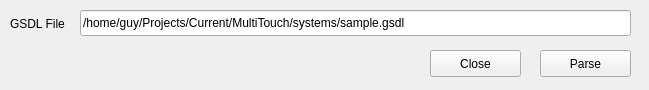
First picture: the form in src/gsdl/ParserWindow.ui, repository guyvdb/Multi-Touch, before the edit.
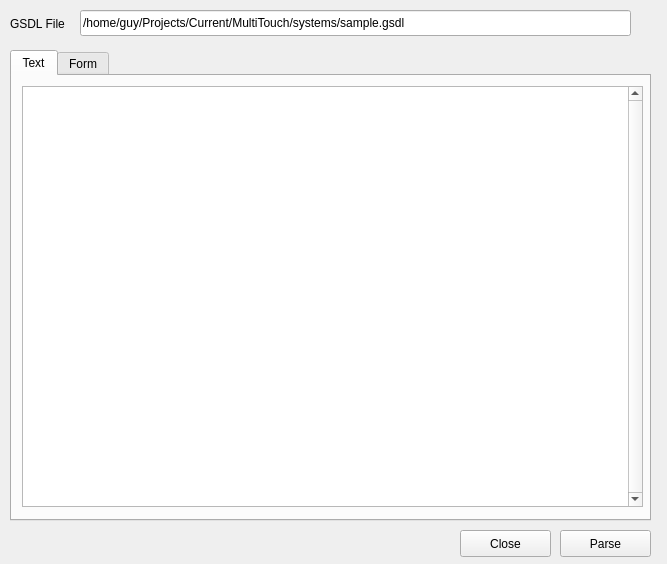
Second picture: the form after the edit.

Commit message: Work on GSDL + start of character form

```diff
--- a/src/gsdl/ParserWindow.ui
+++ b/src/gsdl/ParserWindow.ui
@@ -6,8 +6,8 @@
    <rect>
     <x>0</x>
     <y>0</y>
-    <width>649</width>
-    <height>90</height>
+    <width>667</width>
+    <height>564</height>
    </rect>
   </property>
   <property name="windowTitle">
@@ -43,8 +43,8 @@
    <widget class="QPushButton" name="btnParse">
     <property name="geometry">
      <rect>
-      <x>540</x>
-      <y>50</y>
+      <x>560</x>
+      <y>530</y>
       <width>91</width>
       <height>27</height>
      </rect>
@@ -56,8 +56,8 @@
    <widget class="QPushButton" name="btnClose">
     <property name="geometry">
      <rect>
-      <x>430</x>
-      <y>50</y>
+      <x>460</x>
+      <y>530</y>
       <width>91</width>
       <height>27</height>
      </rect>
@@ -66,6 +66,42 @@
      <string>Close</string>
     </property>
    </widget>
+   <widget class="QTabWidget" name="tabWidget">
+    <property name="geometry">
+     <rect>
+      <x>10</x>
+      <y>50</y>
+      <width>641</width>
+      <height>471</height>
+     </rect>
+    </property>
+    <property name="currentIndex">
+     <number>0</number>
+    </property>
+    <widget class="QWidget" name="tab">
+     <attribute name="title">
+      <string>Text</string>
+     </attribute>
+     <widget class="QPlainTextEdit" name="txtResult">
+      <property name="geometry">
+       <rect>
+        <x>10</x>
+        <y>10</y>
+        <width>621</width>
+        <height>421</height>
+       </rect>
+      </property>
+      <property name="verticalScrollBarPolicy">
+       <enum>Qt::ScrollBarAlwaysOn</enum>
+      </property>
+     </widget>
+    </widget>
+    <widget class="QWidget" name="tabForm">
+     <attribute name="title">
+      <string>Form</string>
+     </attribute>
+    </widget>
+   </widget>
   </widget>
  </widget>
  <layoutdefault spacing="6" margin="11"/>
```
The commit also changes 32 other files.
